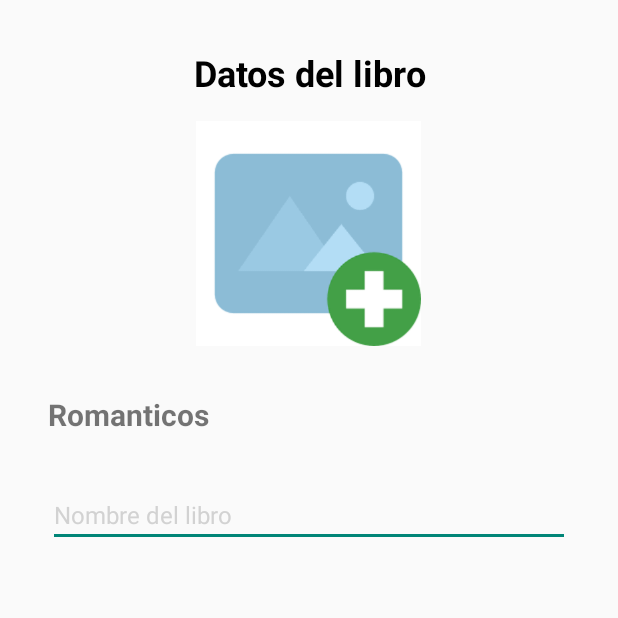
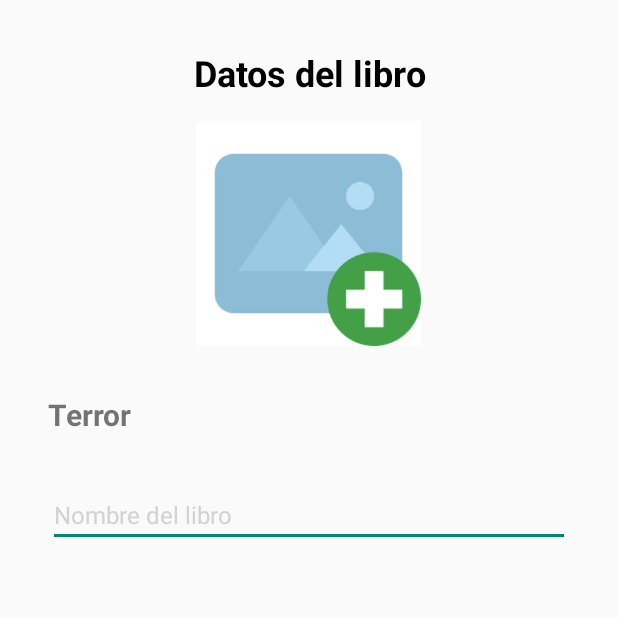
Before and after one commit to AilingITS/Biblioloft, an Android app: the fragment EditarTerrorFragment shown on its own in the app's theme, on a phone screen of 412 x 824 dp, the top half of it. Run offline under Robolectric (Android 15) with nearby library versions, the phone set to English and light mode, and no system bars; our stand-ins replace Firebase (no records; nobody signed in at launch, a user with empty details on screens opened directly), Picasso.

Commit message:
Correcion en EditarPoeticosFragment y EditarTerrorFragment

```diff
--- a/app/src/main/java/com/example/biblioloft/fragmentsAdmin/editarLibros/EditarPoeticosFragment.java
+++ b/app/src/main/java/com/example/biblioloft/fragmentsAdmin/editarLibros/EditarPoeticosFragment.java
@@ -97,7 +97,7 @@ public class EditarPoeticosFragment extends Fragment {
     @Override
     public View onCreateView(LayoutInflater inflater, ViewGroup container,
                              Bundle savedInstanceState) {
-        view = inflater.inflate(R.layout.fragment_editar_cientifico, container, false);
+        view = inflater.inflate(R.layout.fragment_editar_poeticos, container, false);
 
         dbRef = FirebaseDatabase.getInstance().getReference("books");
         ImagesRef = FirebaseStorage.getInstance().getReference().child("poeticos");
--- a/app/src/main/java/com/example/biblioloft/fragmentsAdmin/editarLibros/EditarTerrorFragment.java
+++ b/app/src/main/java/com/example/biblioloft/fragmentsAdmin/editarLibros/EditarTerrorFragment.java
@@ -98,7 +98,7 @@ public class EditarTerrorFragment extends Fragment {
     @Override
     public View onCreateView(LayoutInflater inflater, ViewGroup container,
                              Bundle savedInstanceState) {
-        view = inflater.inflate(R.layout.fragment_editar_romanticos, container, false);
+        view = inflater.inflate(R.layout.fragment_editar_terror, container, false);
 
         dbRef = FirebaseDatabase.getInstance().getReference("books");
         ImagesRef = FirebaseStorage.getInstance().getReference().child("terror");
```
